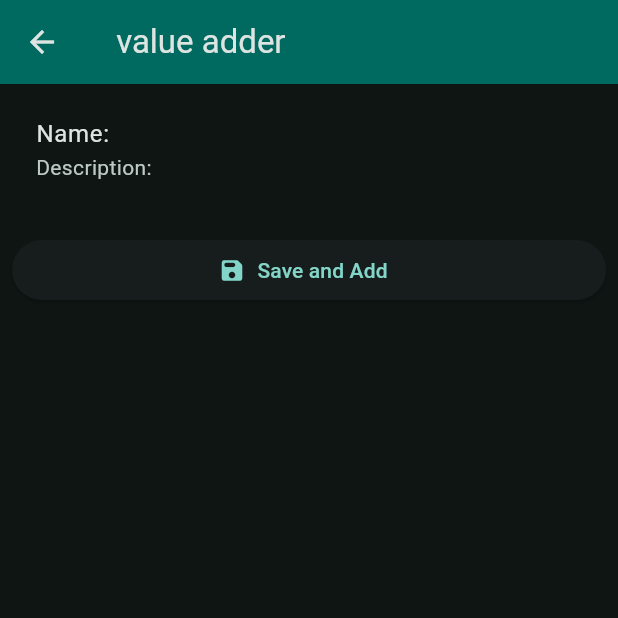
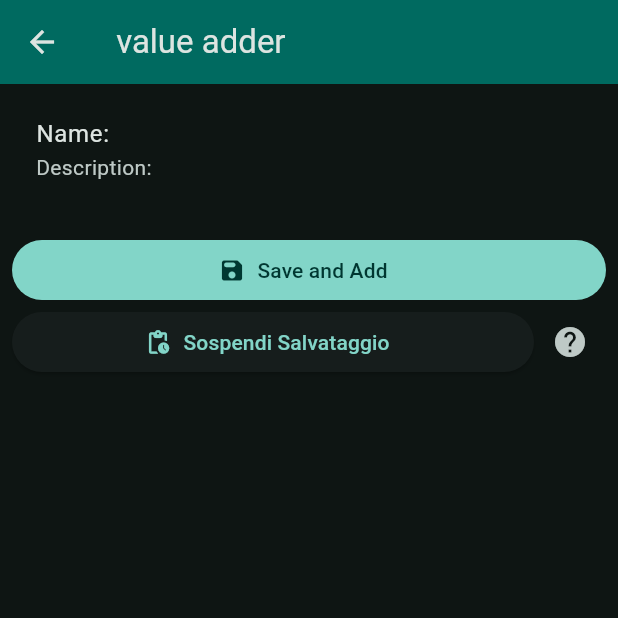
Before and after one commit to lucas27-01/data_storage, a Flutter app: the DataValueAdder screen opened directly with empty values, on a phone screen of 412 x 824 dp, the top half of it. Run offline on Flutter 3.47's test engine with Material 3 defaults, Android fonts, the phone set to English and light mode, and no system bars; drawn by our look-alikes of flutter_form_builder; our stand-ins replace file_picker, flutter_speed_dial, form_builder_validators, package_info_plus, watcher; generated files the repository leaves out were written again.

Commit message:
Added better management to Data Creation

```diff
--- a/lib/screens/data_value_adder.dart
+++ b/lib/screens/data_value_adder.dart
@@ -79,7 +79,7 @@ class _DataValueAdderState extends State<DataValueAdder> {
                   ),
                 ),
               const SizedBox(height: 20),
-              ElevatedButton.icon(
+              FilledButton.icon(
                 onPressed: () async {
                   if (_formKey.currentState?.saveAndValidate() ?? false) {
                     bool canSave = true;
@@ -106,6 +106,32 @@ class _DataValueAdderState extends State<DataValueAdder> {
                 label: Text(AppLocalizations.of(context)!.saveAndAdd),
                 icon: const Icon(Icons.save_rounded),
               ),
+              Row(
+                children: [
+                  Expanded(
+                    child: ElevatedButton.icon(
+                      onPressed: () {},
+                      label: Text("Sospendi Salvataggio"),
+                      icon: const Icon(Icons.pending_actions_rounded),
+                    ),
+                  ),
+                  IconButton(
+                      onPressed: () {
+                        showAdaptiveDialog(
+                          context: context,
+                          builder: (context) => AlertDialog.adaptive(
+                            title: Text("Sospendi Salvataggio?"),
+                            content: SingleChildScrollView(
+                              child: Text("""
+La funzione "Sospendi Salvataggio" è utile quando si hanno solo una parte dei dati da salvare ma si ha paura di scordarseli.
+Il suo funzionamento è molto semplice: si inseriscono i dati che si conoscono, si preme sul pulsante "Sospendi Salvaggio" e alla prossima riapertura dell'applicazione verrà mostrata una finestra di dialogo che avvisa di dover completare l'aggiunta dei dati """),
+                            ),
+                          ),
+                        );
+                      },
+                      icon: const Icon(Icons.help))
+                ],
+              ),
             ],
           ),
         ),
@@ -113,3 +139,5 @@ class _DataValueAdderState extends State<DataValueAdder> {
     );
   }
 }
+
+void suck() {}
```
